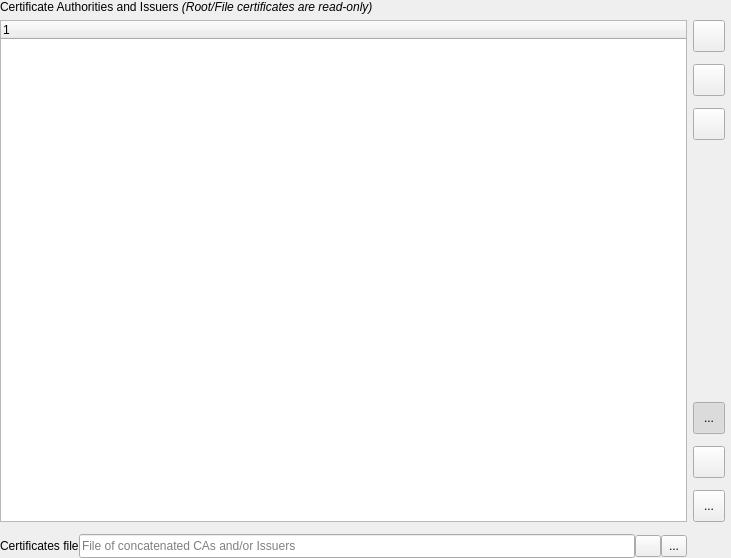
First picture: the form in src/ui/auth/qgsauthauthoritieseditor.ui, repository qgis/QGIS, before the edit.
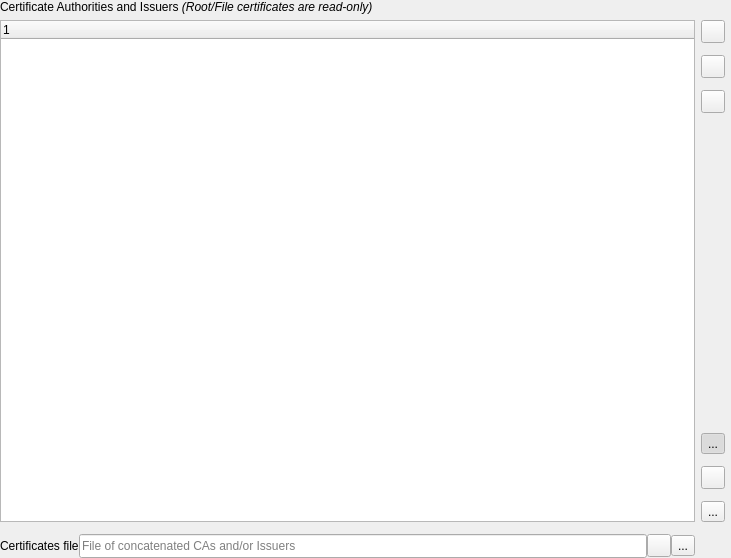
Second picture: the form after the edit. Icons and pictures are not drawn. Custom widgets are drawn as their Qt base class.

Commit message: More tweaks to dialog (icon and font size, tab order)

Diff of the .ui file:
```diff
--- a/src/ui/auth/qgsauthauthoritieseditor.ui
+++ b/src/ui/auth/qgsauthauthoritieseditor.ui
@@ -82,18 +82,6 @@
          </item>
          <item>
           <widget class="QToolButton" name="btnCaFileClear">
-           <property name="minimumSize">
-            <size>
-             <width>26</width>
-             <height>22</height>
-            </size>
-           </property>
-           <property name="maximumSize">
-            <size>
-             <width>26</width>
-             <height>22</height>
-            </size>
-           </property>
            <property name="text">
             <string/>
            </property>
@@ -101,30 +89,12 @@
             <iconset resource="../../../images/images.qrc">
              <normaloff>:/images/themes/default/mIconClose.svg</normaloff>:/images/themes/default/mIconClose.svg</iconset>
            </property>
-           <property name="iconSize">
-            <size>
-             <width>14</width>
-             <height>14</height>
-            </size>
-           </property>
           </widget>
          </item>
         </layout>
        </item>
        <item>
         <widget class="QToolButton" name="btnCaFile">
-         <property name="minimumSize">
-          <size>
-           <width>26</width>
-           <height>22</height>
-          </size>
-         </property>
-         <property name="maximumSize">
-          <size>
-           <width>26</width>
-           <height>22</height>
-          </size>
-         </property>
          <property name="text">
           <string>...</string>
          </property>
@@ -145,12 +115,6 @@
        </property>
        <item>
         <widget class="QToolButton" name="btnAddCa">
-         <property name="minimumSize">
-          <size>
-           <width>32</width>
-           <height>32</height>
-          </size>
-         </property>
          <property name="toolTip">
           <string>Import certificate(s) to authentication database</string>
          </property>
@@ -161,22 +125,10 @@
           <iconset resource="../../../images/images.qrc">
            <normaloff>:/images/themes/default/symbologyAdd.svg</normaloff>:/images/themes/default/symbologyAdd.svg</iconset>
          </property>
-         <property name="iconSize">
-          <size>
-           <width>20</width>
-           <height>20</height>
-          </size>
-         </property>
         </widget>
        </item>
        <item>
         <widget class="QToolButton" name="btnRemoveCa">
-         <property name="minimumSize">
-          <size>
-           <width>32</width>
-           <height>32</height>
-          </size>
-         </property>
          <property name="toolTip">
           <string>Remove certificate from authentication database</string>
          </property>
@@ -187,22 +139,10 @@
           <iconset resource="../../../images/images.qrc">
            <normaloff>:/images/themes/default/symbologyRemove.svg</normaloff>:/images/themes/default/symbologyRemove.svg</iconset>
          </property>
-         <property name="iconSize">
-          <size>
-           <width>20</width>
-           <height>20</height>
-          </size>
-         </property>
         </widget>
        </item>
        <item>
         <widget class="QToolButton" name="btnInfoCa">
-         <property name="minimumSize">
-          <size>
-           <width>32</width>
-           <height>32</height>
-          </size>
-         </property>
          <property name="toolTip">
           <string>Show information for certificate</string>
          </property>
@@ -213,12 +153,6 @@
           <iconset resource="../../../images/images.qrc">
            <normaloff>:/images/themes/default/propertyicons/metadata.svg</normaloff>:/images/themes/default/propertyicons/metadata.svg</iconset>
          </property>
-         <property name="iconSize">
-          <size>
-           <width>20</width>
-           <height>20</height>
-          </size>
-         </property>
         </widget>
        </item>
        <item>
@@ -236,12 +170,6 @@
        </item>
        <item>
         <widget class="QToolButton" name="btnGroupByOrg">
-         <property name="minimumSize">
-          <size>
-           <width>32</width>
-           <height>32</height>
-          </size>
-         </property>
          <property name="toolTip">
           <string>Group by organization</string>
          </property>
@@ -252,12 +180,6 @@
           <iconset resource="../../../images/images.qrc">
            <normaloff>:/images/themes/default/mActionFilter.svg</normaloff>:/images/themes/default/mActionFilter.svg</iconset>
          </property>
-         <property name="iconSize">
-          <size>
-           <width>20</width>
-           <height>20</height>
-          </size>
-         </property>
          <property name="checkable">
           <bool>true</bool>
          </property>
@@ -268,12 +190,6 @@
        </item>
        <item>
         <widget class="QToolButton" name="btnViewRefresh">
-         <property name="minimumSize">
-          <size>
-           <width>32</width>
-           <height>32</height>
-          </size>
-         </property>
          <property name="toolTip">
           <string>Refresh certificate tree view</string>
          </property>
@@ -284,22 +200,10 @@
           <iconset resource="../../../images/images.qrc">
            <normaloff>:/images/themes/default/mActionRefresh.png</normaloff>:/images/themes/default/mActionRefresh.png</iconset>
          </property>
-         <property name="iconSize">
-          <size>
-           <width>20</width>
-           <height>20</height>
-          </size>
-         </property>
         </widget>
        </item>
        <item>
         <widget class="QToolButton" name="btnUtilities">
-         <property name="minimumSize">
-          <size>
-           <width>32</width>
-           <height>32</height>
-          </size>
-         </property>
          <property name="text">
           <string>...</string>
          </property>
@@ -307,12 +211,6 @@
           <iconset resource="../../../images/images.qrc">
            <normaloff>:/images/themes/default/propertyicons/settings.svg</normaloff>:/images/themes/default/propertyicons/settings.svg</iconset>
          </property>
-         <property name="iconSize">
-          <size>
-           <width>20</width>
-           <height>20</height>
-          </size>
-         </property>
          <property name="popupMode">
           <enum>QToolButton::InstantPopup</enum>
          </property>
```
Left out of the diff: 11 changed lines with no effect on the pictures. The commit also changes 17 other files.
